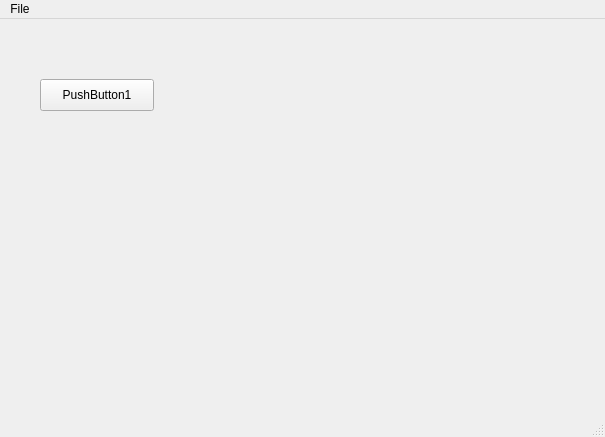
danoventa/HW1, file mainwindow.ui: the form before one commit.
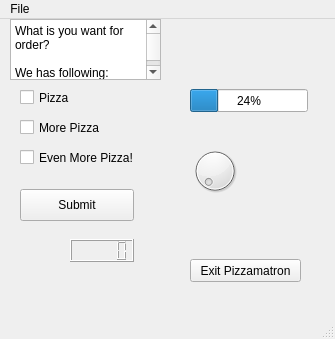
The form after the commit.

What changed in the file:
```diff
--- a/mainwindow.ui
+++ b/mainwindow.ui
@@ -6,8 +6,8 @@
    <rect>
     <x>0</x>
     <y>0</y>
-    <width>605</width>
-    <height>437</height>
+    <width>335</width>
+    <height>339</height>
    </rect>
   </property>
   <property name="windowTitle">
@@ -17,14 +17,114 @@
    <widget class="QPushButton" name="pushButton">
     <property name="geometry">
      <rect>
-      <x>40</x>
-      <y>60</y>
+      <x>20</x>
+      <y>170</y>
       <width>114</width>
       <height>32</height>
      </rect>
     </property>
     <property name="text">
-     <string>PushButton1</string>
+     <string>Submit</string>
+    </property>
+   </widget>
+   <widget class="QCheckBox" name="checkBox">
+    <property name="geometry">
+     <rect>
+      <x>20</x>
+      <y>70</y>
+      <width>82</width>
+      <height>17</height>
+     </rect>
+    </property>
+    <property name="text">
+     <string>Pizza</string>
+    </property>
+   </widget>
+   <widget class="QCheckBox" name="checkBox_2">
+    <property name="geometry">
+     <rect>
+      <x>20</x>
+      <y>100</y>
+      <width>82</width>
+      <height>17</height>
+     </rect>
+    </property>
+    <property name="text">
+     <string>More Pizza</string>
+    </property>
+   </widget>
+   <widget class="QCheckBox" name="checkBox_3">
+    <property name="geometry">
+     <rect>
+      <x>20</x>
+      <y>130</y>
+      <width>141</width>
+      <height>17</height>
+     </rect>
+    </property>
+    <property name="text">
+     <string>Even More Pizza!</string>
+    </property>
+   </widget>
+   <widget class="QDial" name="VolumeControl">
+    <property name="geometry">
+     <rect>
+      <x>190</x>
+      <y>120</y>
+      <width>50</width>
+      <height>64</height>
+     </rect>
+    </property>
+   </widget>
+   <widget class="QProgressBar" name="Volume">
+    <property name="geometry">
+     <rect>
+      <x>190</x>
+      <y>70</y>
+      <width>118</width>
+      <height>23</height>
+     </rect>
+    </property>
+    <property name="value">
+     <number>24</number>
+    </property>
+   </widget>
+   <widget class="QLCDNumber" name="lcdNumber">
+    <property name="geometry">
+     <rect>
+      <x>70</x>
+      <y>220</y>
+      <width>64</width>
+      <height>23</height>
+     </rect>
+    </property>
+   </widget>
+   <widget class="QPushButton" name="pushButton_2">
+    <property name="geometry">
+     <rect>
+      <x>190</x>
+      <y>240</y>
+      <width>111</width>
+      <height>23</height>
+     </rect>
+    </property>
+    <property name="text">
+     <string>Exit Pizzamatron</string>
+    </property>
+   </widget>
+   <widget class="QPlainTextEdit" name="plainTextEdit">
+    <property name="geometry">
+     <rect>
+      <x>10</x>
+      <y>0</y>
+      <width>151</width>
+      <height>61</height>
+     </rect>
+    </property>
+    <property name="plainText">
+     <string>What is you want for order?
+
+We has following:</string>
     </property>
    </widget>
   </widget>
@@ -34,8 +134,8 @@
     <rect>
      <x>0</x>
      <y>0</y>
-     <width>605</width>
-     <height>22</height>
+     <width>335</width>
+     <height>21</height>
     </rect>
    </property>
    <widget class="QMenu" name="menuFile">
```
Left out of the diff: 80 changed lines with no effect on the pictures.
